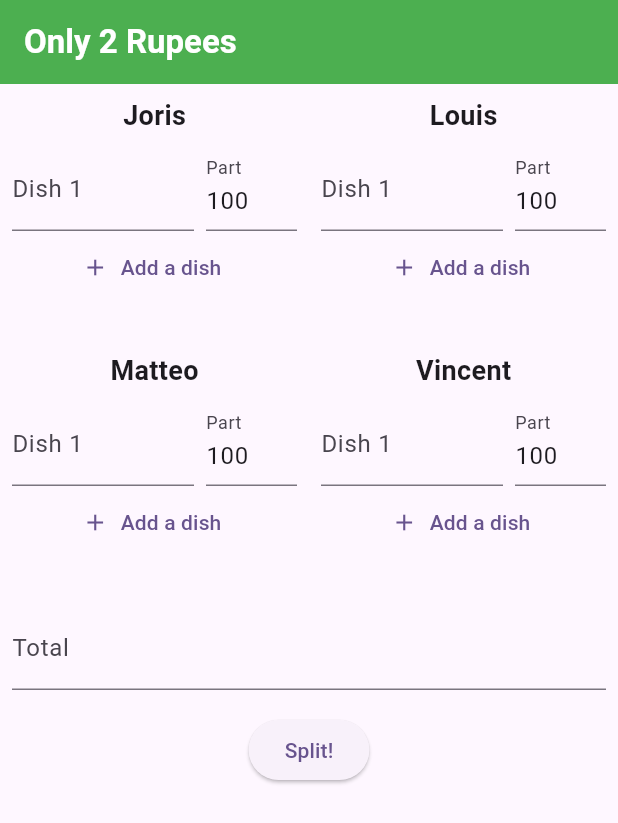
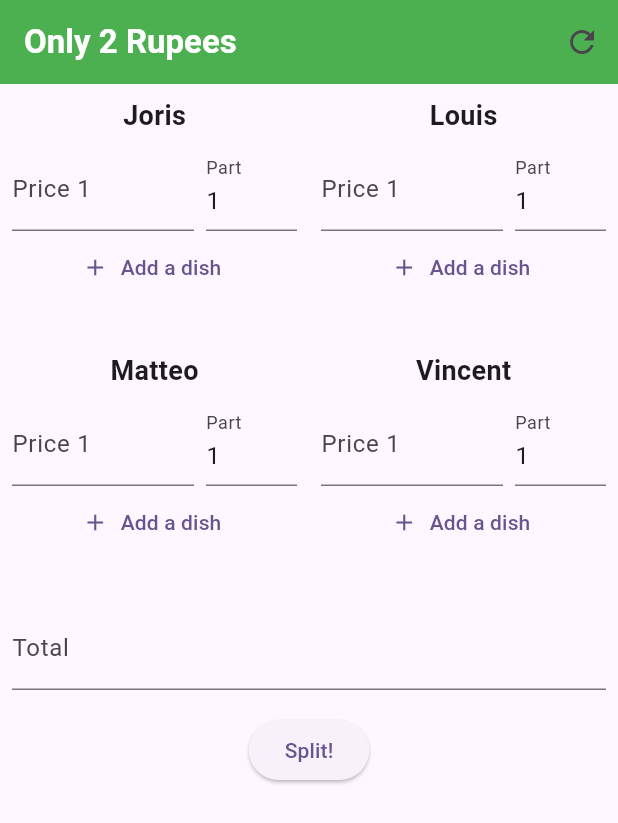
Before and after one commit to mperisse27/OnlyTwoRupees, a Flutter app: the screen it shows after launch, on a phone screen of 412 x 824 dp. Shown: the top 823 px of the screen. Run offline on Flutter 3.47's test engine with Material 3 defaults, Android fonts, the phone set to English and light mode, and no system bars; our stand-ins replace flutter_secure_storage, go_router.

Commit message:
feat: refresh button

```diff
--- a/tricount_helper/lib/main.dart
+++ b/tricount_helper/lib/main.dart
@@ -1,5 +1,5 @@
 import 'package:flutter/material.dart';
-import 'package:tricount_helper/screens/home.dart';
+import 'package:tricount_helper/screens/compute_amounts.dart';
 
 void main() {
   runApp(const MyApp());
@@ -17,7 +17,7 @@ class MyApp extends StatelessWidget {
         colorScheme: ColorScheme.fromSeed(seedColor: Colors.deepPurple),
         useMaterial3: true,
       ),
-      home: HomeScreen(),
+      home: const ComputeAmountsPage(),
     );
   }
 }
--- a/tricount_helper/lib/screens/compute_amounts.dart
+++ b/tricount_helper/lib/screens/compute_amounts.dart
@@ -40,7 +40,7 @@ class _ComputeAmountsPageState extends State<ComputeAmountsPage> {
                 flex: 2,
                 child: TextField(
                   controller: dishes[i].priceController,
-                  decoration: InputDecoration(labelText: "Dish ${i + 1}"),
+                  decoration: InputDecoration(labelText: "Price ${i + 1}"),
                 ),
               ),
               const SizedBox(width: 8),
@@ -76,6 +76,24 @@ class _ComputeAmountsPageState extends State<ComputeAmountsPage> {
   @override
   Widget build(BuildContext context) {
     return Scaffold(
+      appBar: AppBar(
+        title: const Text('Only 2 Rupees', style: TextStyle(color: Colors.white, fontWeight: FontWeight.bold),),
+        backgroundColor: Colors.green,
+        actions: [
+          IconButton(
+            icon: const Icon(Icons.refresh),
+            onPressed: () {
+              setState(() {
+                dishesJoris = [DishPrice()];
+                dishesLouis = [DishPrice()];
+                dishesMatteo = [DishPrice()];
+                dishesVincent = [DishPrice()];
+                totalController.clear();
+              });
+            },
+          ),
+        ],
+      ),
       body: SingleChildScrollView(
         padding: const EdgeInsets.all(8),
         child: Form(
@@ -184,7 +202,7 @@ class _ComputeAmountsPageState extends State<ComputeAmountsPage> {
 
 class DishPrice {
   TextEditingController priceController = TextEditingController();
-  TextEditingController partController = TextEditingController(text: "100");
+  TextEditingController partController = TextEditingController(text: "1");
 
   void dispose() {
     priceController.dispose();
```
